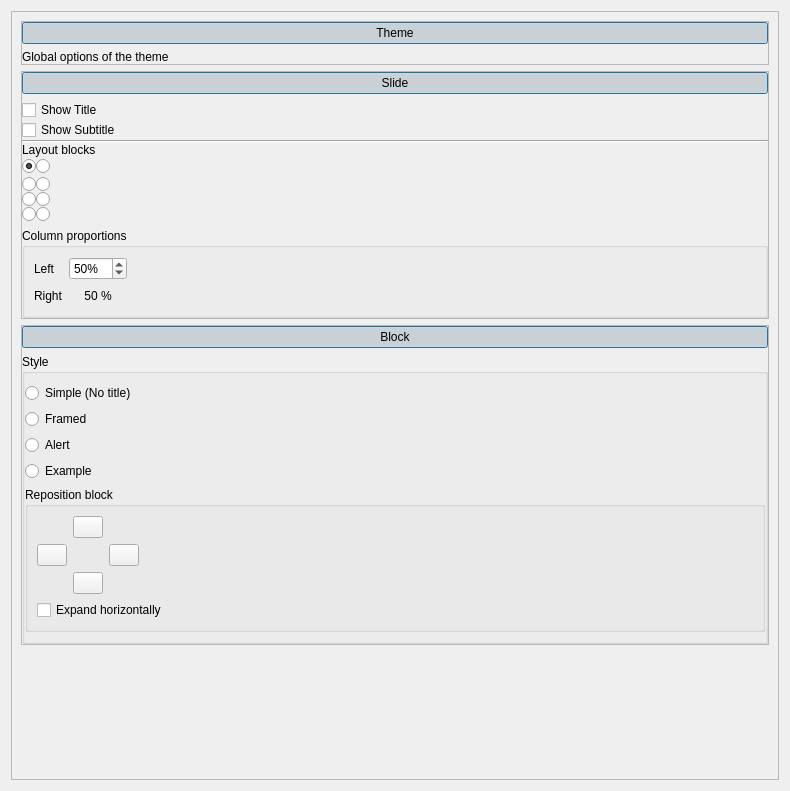
Before: the Qt Designer form gui/Configurator.ui in acroper/BeamerQt, drawn with Qt 5.
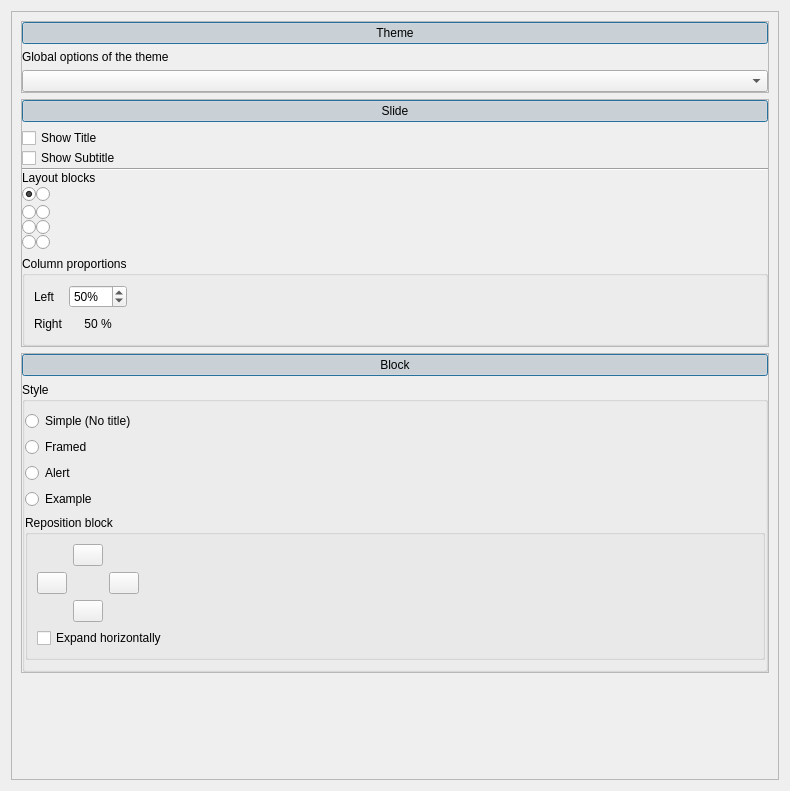
After: the same form once the commit is applied. Icons and pictures are not drawn.

Patch:
```diff
--- a/gui/Configurator.ui
+++ b/gui/Configurator.ui
@@ -24,8 +24,8 @@
        <rect>
         <x>0</x>
         <y>0</y>
-        <width>757</width>
-        <height>1052</height>
+        <width>752</width>
+        <height>1187</height>
        </rect>
       </property>
       <layout class="QVBoxLayout" name="verticalLayout_5">
@@ -114,6 +114,9 @@
               </layout>
              </widget>
             </item>
+            <item>
+             <widget class="QComboBox" name="themeBox"/>
+            </item>
            </layout>
           </item>
          </layout>
```
